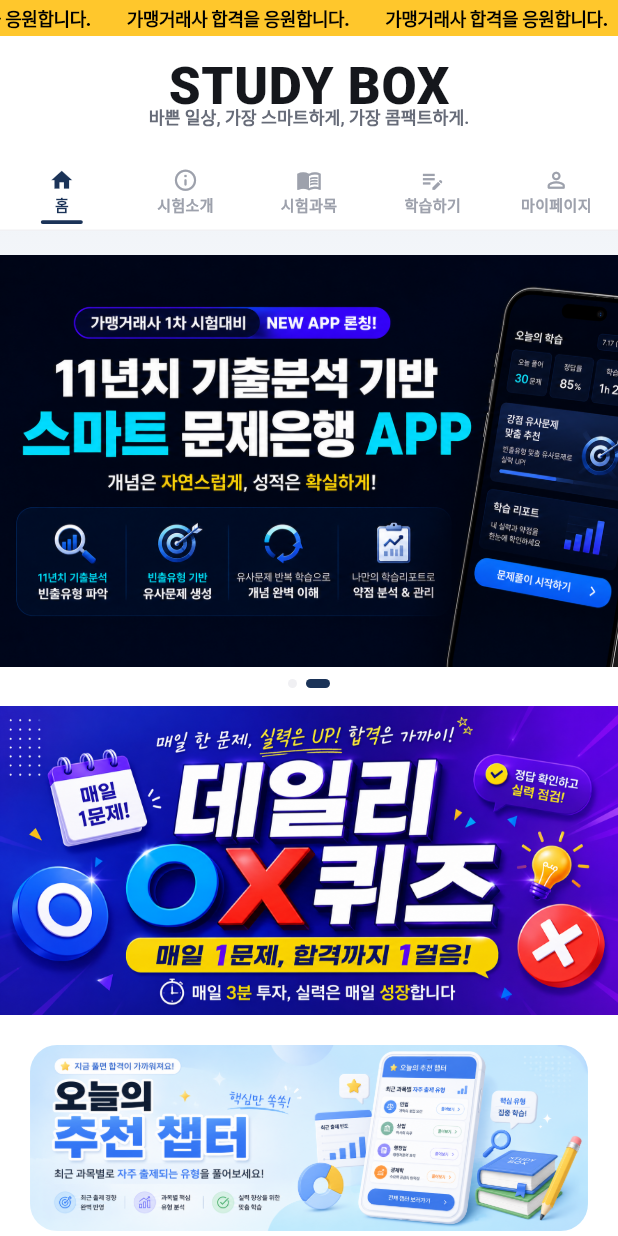
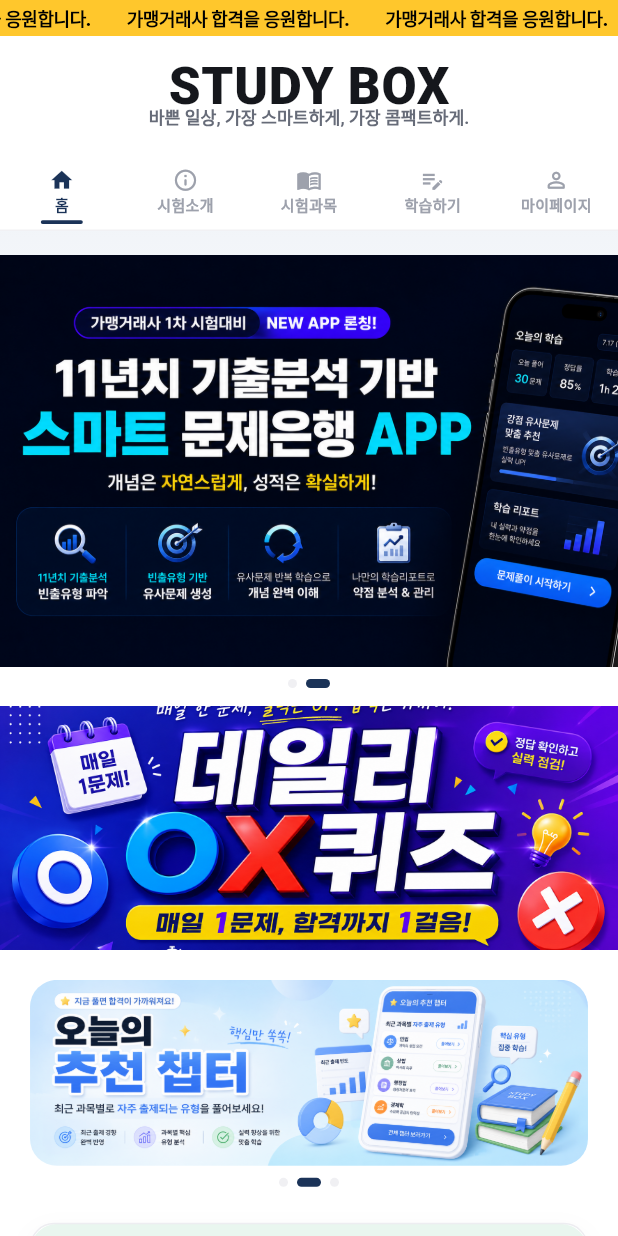
Before and after one commit to chj927il-arch/gamyeong-exam, a Flutter app: the screen it shows after launch, on a phone screen of 412 x 824 dp. Run offline on Flutter 3.47's test engine with Material 3 defaults, Android fonts, the phone set to English and light mode, and no system bars; our stand-ins replace google_fonts.

Commit message:
Bolder encourage text, hide title on other tabs, shrink OX banner
- Encourage bar text weight bumped to w900 for a bolder look
- STUDY BOX title/tagline now only render on the Home tab; other
  tabs show just the top nav bar, saving header height
- Daily OX banner image center-cropped (887 -> 700px tall) and its
  aspect ratio updated to match, making the card noticeably shorter

```diff
--- a/app/lib/screens/home_screen.dart
+++ b/app/lib/screens/home_screen.dart
@@ -75,14 +75,14 @@
   }
 }
 
-/// 데일리 OX 퀴즈 배너 — 원본 이미지 비율(1774x887) 그대로, 전체 폭 그래픽 배너.
+/// 데일리 OX 퀴즈 배너 — 높이를 줄인 이미지 비율(1774x700)의 전체 폭 그래픽 배너.
 class _DailyOxBanner extends StatelessWidget {
   const _DailyOxBanner();
 
   @override
   Widget build(BuildContext context) {
     return AspectRatio(
-      aspectRatio: 1774 / 887,
+      aspectRatio: 1774 / 700,
       child: Material(
         color: Colors.transparent,
         child: InkWell(
--- a/app/lib/screens/root_screen.dart
+++ b/app/lib/screens/root_screen.dart
@@ -68,16 +68,20 @@
   Widget build(BuildContext context) {
     const titleBarHeight = 84.0;
     final showEncourage = _tabIndex == 0;
+    final showTitle = _tabIndex == 0;
 
     return Scaffold(
       appBar: PreferredSize(
-        preferredSize: Size.fromHeight((showEncourage ? _kEncourageBarHeight : 0) + titleBarHeight),
+        preferredSize: Size.fromHeight(
+          (showEncourage ? _kEncourageBarHeight : 0) + (showTitle ? titleBarHeight : 0),
+        ),
         child: SafeArea(
           bottom: false,
           child: Column(
             mainAxisSize: MainAxisSize.min,
             children: [
               if (showEncourage) const _EncourageBar(),
+              if (showTitle)
                 AppBar(
                   toolbarHeight: titleBarHeight,
                   title: Padding(
@@ -198,7 +202,7 @@
       color: const Color(0xFFFFC72C),
       child: const MarqueeText(
         text: '가맹거래사 합격을 응원합니다.',
-        style: TextStyle(color: Colors.black, fontSize: 12, fontWeight: FontWeight.w800, letterSpacing: -0.3),
+        style: TextStyle(color: Colors.black, fontSize: 12, fontWeight: FontWeight.w900, letterSpacing: -0.3),
         height: _kEncourageBarHeight,
         gap: 24,
       ),
```
Also changed, not shown: app/assets/images/daily_ox_banner.png. Lines whose indentation alone changed are shown as unchanged.
